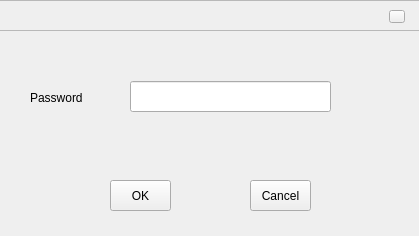
Above: qtpro/student_new/student_end2/VM_Code/passwordui.ui from kevin201353/qt_student before the change. Below: the same form after it.
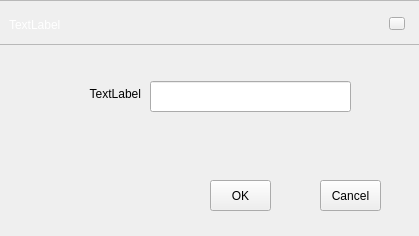
That is the form after the change. Icons and pictures are not drawn.

What changed in the file:
```diff
--- a/qtpro/student_new/student_end2/VM_Code/passwordui.ui
+++ b/qtpro/student_new/student_end2/VM_Code/passwordui.ui
@@ -13,13 +13,16 @@
   <property name="windowTitle">
    <string>Form</string>
   </property>
+  <property name="styleSheet">
+   <string notr="true">border-color: qlineargradient(spread:pad, x1:0, y1:0, x2:1, y2:0, stop:0 rgba(0, 0, 0, 255), stop:1 rgba(255, 255, 255, 255));</string>
+  </property>
   <widget class="QFrame" name="frame_title">
    <property name="geometry">
     <rect>
      <x>-1</x>
      <y>0</y>
      <width>421</width>
-     <height>31</height>
+     <height>45</height>
     </rect>
    </property>
    <property name="frameShape">
@@ -32,7 +35,7 @@
     <property name="geometry">
      <rect>
       <x>390</x>
-      <y>10</y>
+      <y>17</y>
       <width>16</width>
       <height>13</height>
      </rect>
@@ -44,24 +47,28 @@
      <string/>
     </property>
    </widget>
-  </widget>
-  <widget class="QLabel" name="label_pass">
-   <property name="geometry">
-    <rect>
-     <x>30</x>
-     <y>90</y>
-     <width>81</width>
-     <height>16</height>
-    </rect>
-   </property>
-   <property name="text">
-    <string>Password</string>
-   </property>
+   <widget class="QLabel" name="label_title">
+    <property name="geometry">
+     <rect>
+      <x>10</x>
+      <y>2</y>
+      <width>111</width>
+      <height>45</height>
+     </rect>
+    </property>
+    <property name="styleSheet">
+     <string notr="true">color: rgb(255, 255, 255);
+font: 14pt &quot;Sans Serif&quot;;</string>
+    </property>
+    <property name="text">
+     <string>TextLabel</string>
+    </property>
+   </widget>
   </widget>
   <widget class="QLineEdit" name="lineEdit_pass">
    <property name="geometry">
     <rect>
-     <x>130</x>
+     <x>150</x>
      <y>81</y>
      <width>201</width>
      <height>31</height>
@@ -71,12 +78,15 @@
   <widget class="QPushButton" name="btn_OK">
    <property name="geometry">
     <rect>
-     <x>110</x>
+     <x>210</x>
      <y>180</y>
      <width>61</width>
      <height>31</height>
     </rect>
    </property>
+   <property name="styleSheet">
+    <string notr="true">font: 12pt &quot;Sans Serif&quot;;</string>
+   </property>
    <property name="text">
     <string>OK</string>
    </property>
@@ -84,16 +94,38 @@
   <widget class="QPushButton" name="btn_Cancel">
    <property name="geometry">
     <rect>
-     <x>250</x>
+     <x>320</x>
      <y>180</y>
      <width>61</width>
      <height>31</height>
     </rect>
    </property>
+   <property name="styleSheet">
+    <string notr="true">font: 14pt &quot;Sans Serif&quot;;</string>
+   </property>
    <property name="text">
     <string>Cancel</string>
    </property>
   </widget>
+  <widget class="QLabel" name="label_pass">
+   <property name="geometry">
+    <rect>
+     <x>20</x>
+     <y>84</y>
+     <width>121</width>
+     <height>20</height>
+    </rect>
+   </property>
+   <property name="styleSheet">
+    <string notr="true">font: 12pt &quot;Sans Serif&quot;;</string>
+   </property>
+   <property name="text">
+    <string>TextLabel</string>
+   </property>
+   <property name="alignment">
+    <set>Qt::AlignRight|Qt::AlignTrailing|Qt::AlignVCenter</set>
+   </property>
+  </widget>
  </widget>
  <resources/>
  <connections/>
```
